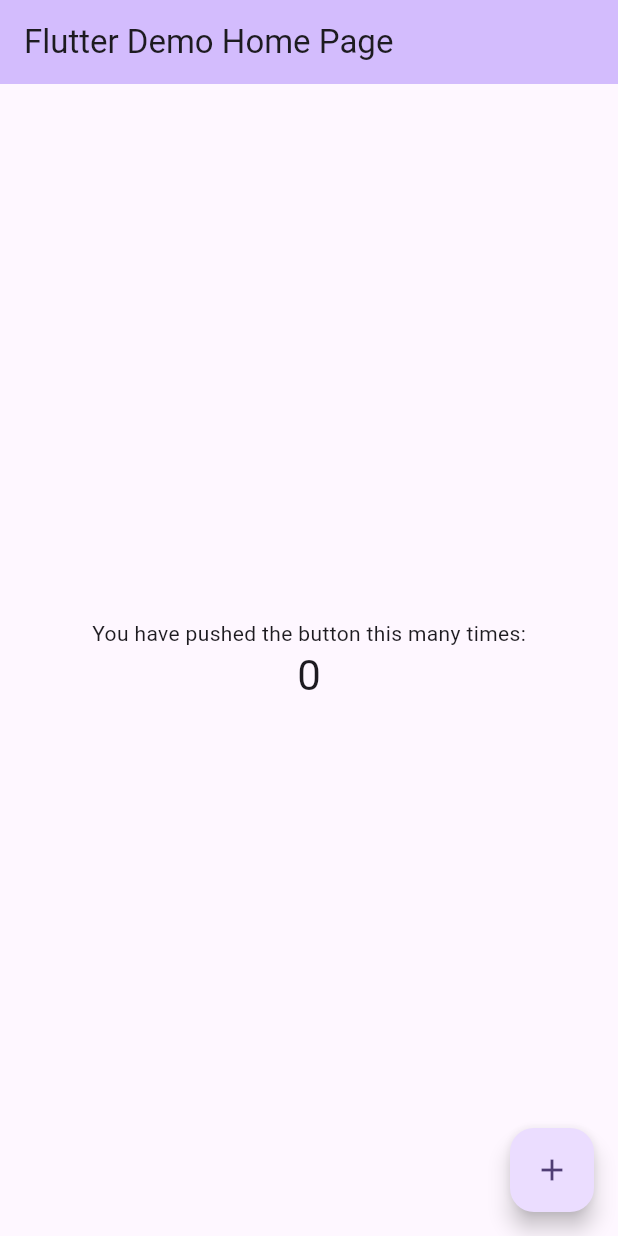
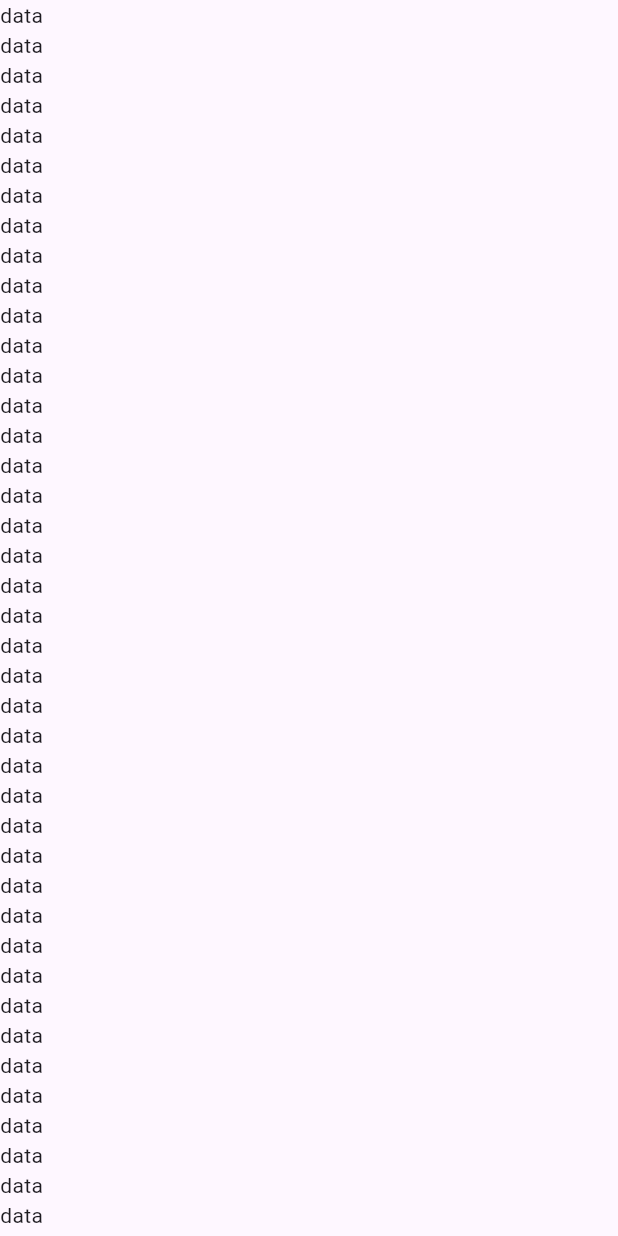
Before and after one commit to mpatelji/it_books_store, a Flutter app: the screen it shows after launch, on a phone screen of 412 x 824 dp. Run offline on Flutter 3.47's test engine with Material 3 defaults, Android fonts, the light colour scheme and no system bars.

Commit message:
ui completed

```diff
--- /dev/null
+++ b/lib/books_screen.dart
@@ -0,0 +1,19 @@
+import 'package:flutter/material.dart';
+
+class BooksScreen extends StatefulWidget {
+  const BooksScreen({super.key});
+
+  @override
+  State<BooksScreen> createState() => _BooksScreenState();
+}
+
+class _BooksScreenState extends State<BooksScreen> {
+  @override
+  Widget build(BuildContext context) {
+    return Scaffold(
+      body: ListView.builder(itemBuilder: (_,index){
+        return Text("data");
+      }),
+    );
+  }
+}
--- a/lib/main.dart
+++ b/lib/main.dart
@@ -1,4 +1,5 @@
 import 'package:flutter/material.dart';
+import 'package:it_books_store/books_screen.dart';
 
 void main() {
   runApp(const MyApp());
@@ -13,113 +14,10 @@
     return MaterialApp(
       title: 'Flutter Demo',
       theme: ThemeData(
-        // This is the theme of your application.
-        //
-        // TRY THIS: Try running your application with "flutter run". You'll see
-        // the application has a purple toolbar. Then, without quitting the app,
-        // try changing the seedColor in the colorScheme below to Colors.green
-        // and then invoke "hot reload" (save your changes or press the "hot
-        // reload" button in a Flutter-supported IDE, or press "r" if you used
-        // the command line to start the app).
-        //
-        // Notice that the counter didn't reset back to zero; the application
-        // state is not lost during the reload. To reset the state, use hot
-        // restart instead.
-        //
-        // This works for code too, not just values: Most code changes can be
-        // tested with just a hot reload.
         colorScheme: ColorScheme.fromSeed(seedColor: Colors.deepPurple),
         useMaterial3: true,
       ),
-      home: const MyHomePage(title: 'Flutter Demo Home Page'),
+      home: BooksScreen()
     );
   }
 }
-
-class MyHomePage extends StatefulWidget {
-  const MyHomePage({super.key, required this.title});
-
-  // This widget is the home page of your application. It is stateful, meaning
-  // that it has a State object (defined below) that contains fields that affect
-  // how it looks.
-
-  // This class is the configuration for the state. It holds the values (in this
-  // case the title) provided by the parent (in this case the App widget) and
-  // used by the build method of the State. Fields in a Widget subclass are
-  // always marked "final".
-
-  final String title;
-
-  @override
-  State<MyHomePage> createState() => _MyHomePageState();
-}
-
-class _MyHomePageState extends State<MyHomePage> {
-  int _counter = 0;
-
-  void _incrementCounter() {
-    setState(() {
-      // This call to setState tells the Flutter framework that something has
-      // changed in this State, which causes it to rerun the build method below
-      // so that the display can reflect the updated values. If we changed
-      // _counter without calling setState(), then the build method would not be
-      // called again, and so nothing would appear to happen.
-      _counter++;
-    });
-  }
-
-  @override
-  Widget build(BuildContext context) {
-    // This method is rerun every time setState is called, for instance as done
-    // by the _incrementCounter method above.
-    //
-    // The Flutter framework has been optimized to make rerunning build methods
-    // fast, so that you can just rebuild anything that needs updating rather
-    // than having to individually change instances of widgets.
-    return Scaffold(
-      appBar: AppBar(
-        // TRY THIS: Try changing the color here to a specific color (to
-        // Colors.amber, perhaps?) and trigger a hot reload to see the AppBar
-        // change color while the other colors stay the same.
-        backgroundColor: Theme.of(context).colorScheme.inversePrimary,
-        // Here we take the value from the MyHomePage object that was created by
-        // the App.build method, and use it to set our appbar title.
-        title: Text(widget.title),
-      ),
-      body: Center(
-        // Center is a layout widget. It takes a single child and positions it
-        // in the middle of the parent.
-        child: Column(
-          // Column is also a layout widget. It takes a list of children and
-          // arranges them vertically. By default, it sizes itself to fit its
-          // children horizontally, and tries to be as tall as its parent.
-          //
-          // Column has various properties to control how it sizes itself and
-          // how it positions its children. Here we use mainAxisAlignment to
-          // center the children vertically; the main axis here is the vertical
-          // axis because Columns are vertical (the cross axis would be
-          // horizontal).
-          //
-          // TRY THIS: Invoke "debug painting" (choose the "Toggle Debug Paint"
-          // action in the IDE, or press "p" in the console), to see the
-          // wireframe for each widget.
-          mainAxisAlignment: MainAxisAlignment.center,
-          children: <Widget>[
-            const Text(
-              'You have pushed the button this many times:',
-            ),
-            Text(
-              '$_counter',
-              style: Theme.of(context).textTheme.headlineMedium,
-            ),
-          ],
-        ),
-      ),
-      floatingActionButton: FloatingActionButton(
-        onPressed: _incrementCounter,
-        tooltip: 'Increment',
-        child: const Icon(Icons.add),
-      ), // This trailing comma makes auto-formatting nicer for build methods.
-    );
-  }
-}
```
